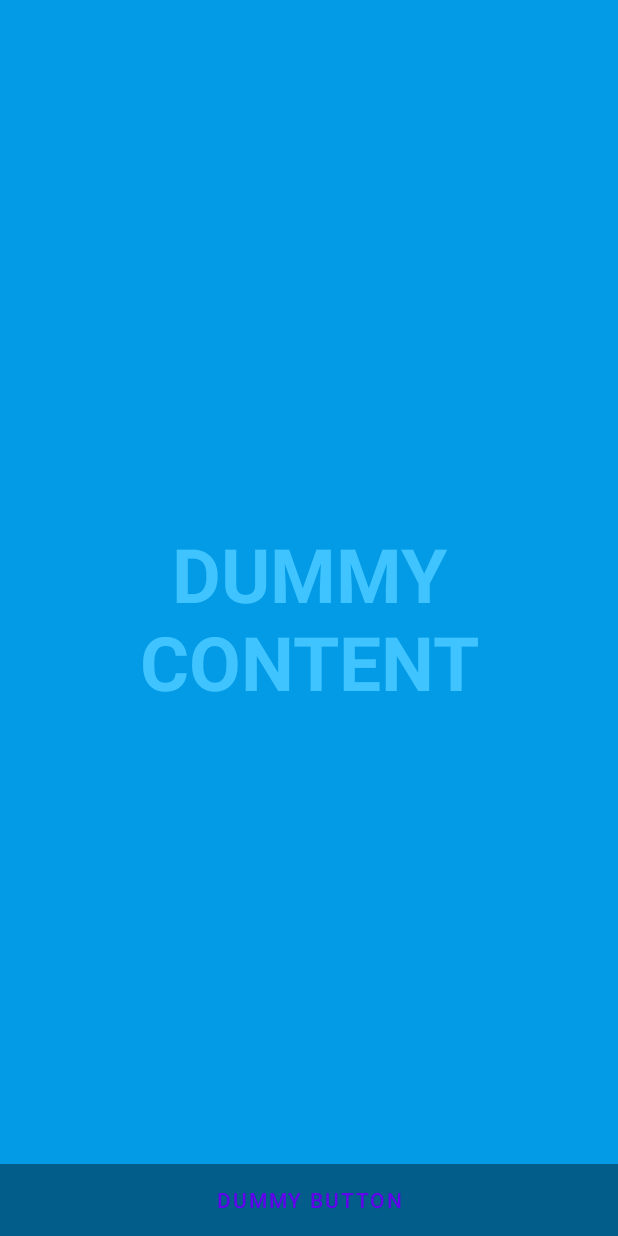
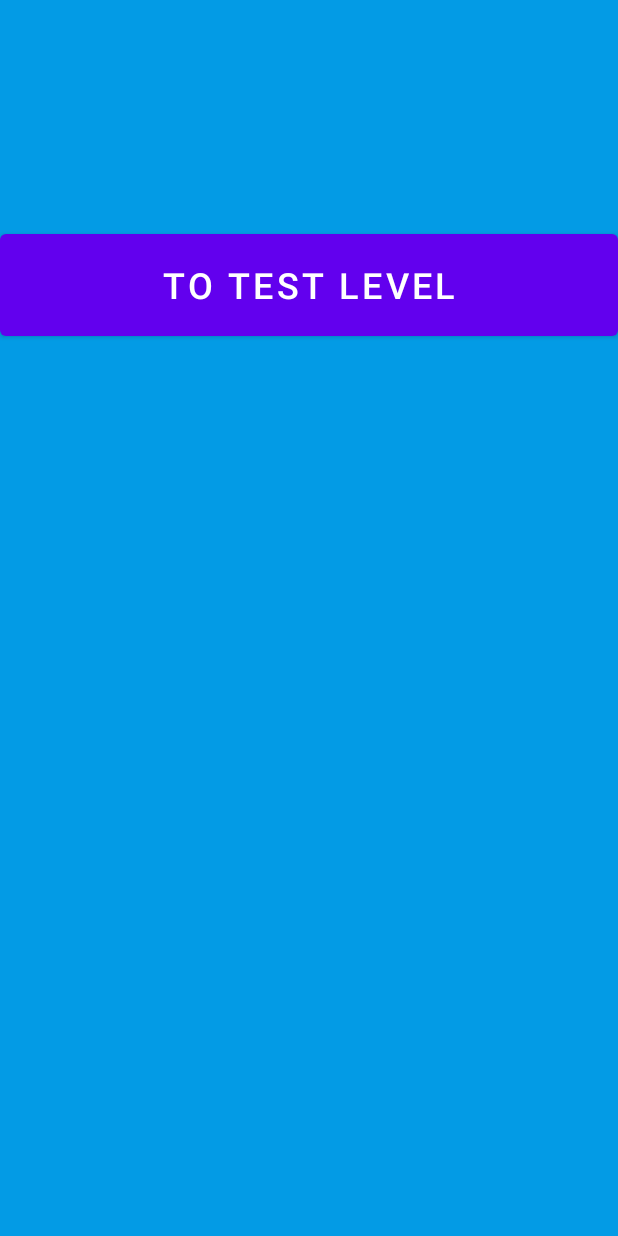
Before and after one commit to jphavill/4176-group, an Android app: the layout activity_fullscreen.xml on its own in the app's theme, with its tools: preview values and no code run, on a phone screen of 412 x 824 dp. Run offline under Robolectric (Android 15) with nearby library versions, the phone set to English and light mode, and no system bars.

Commit message:
Swipe gesture functionality. Minor Level UI design.

```diff
--- a/app/src/main/AndroidManifest.xml
+++ b/app/src/main/AndroidManifest.xml
@@ -23,7 +23,11 @@
                 <category android:name="android.intent.category.LAUNCHER" />
             </intent-filter>
         </activity>
-        <activity android:name=".LevelTestActivity"/>
+        <activity
+            android:name=".LevelTestActivity"
+            android:configChanges="orientation|keyboardHidden|screenSize"
+            android:theme="@style/Theme.CSCI4176GroupProject.Fullscreen"
+        />
     </application>
 
 </manifest>
--- a/app/src/main/res/layout/activity_fullscreen.xml
+++ b/app/src/main/res/layout/activity_fullscreen.xml
@@ -10,42 +10,16 @@
     <!-- The primary full-screen view. This can be replaced with whatever view
          is needed to present your content, e.g. VideoView, SurfaceView,
          TextureView, etc. -->
-    <TextView
-        android:id="@+id/fullscreen_content"
-        android:layout_width="match_parent"
-        android:layout_height="match_parent"
-        android:gravity="center"
-        android:keepScreenOn="true"
-        android:text="@string/dummy_content"
-        android:textColor="?attr/fullscreenTextColor"
-        android:textSize="50sp"
-        android:textStyle="bold" />
 
     <!-- This FrameLayout insets its children based on system windows using
          android:fitsSystemWindows. -->
-    <FrameLayout
+
+    <Button
+        android:id="@+id/ToLevelTest"
         android:layout_width="match_parent"
-        android:layout_height="match_parent"
-        android:fitsSystemWindows="true">
-
-        <LinearLayout
-            android:id="@+id/fullscreen_content_controls"
-            style="@style/Widget.Theme.CSCI4176GroupProject.ButtonBar.Fullscreen"
-            android:layout_width="match_parent"
-            android:layout_height="wrap_content"
-            android:layout_gravity="bottom|center_horizontal"
-            android:orientation="horizontal"
-            tools:ignore="UselessParent">
-
-            <Button
-                android:id="@+id/dummy_button"
-                style="?android:attr/buttonBarButtonStyle"
-                android:layout_width="0dp"
-                android:layout_height="wrap_content"
-                android:layout_weight="1"
-                android:text="@string/dummy_button" />
-
-        </LinearLayout>
-    </FrameLayout>
+        android:layout_height="80sp"
+        android:layout_marginTop="150sp"
+        android:text="To Test Level"
+        android:textSize="24sp" />
 
 </FrameLayout>
```
Also changed, not shown: app/src/main/java/com/example/csci4176_groupproject/FullscreenActivity.kt (+10 -133 lines), app/src/main/java/com/example/csci4176_groupproject/LevelTestActivity.kt (added, +102 -0 lines), app/src/main/res/layout/activity_level_test.xml (added, +63 -0 lines).
